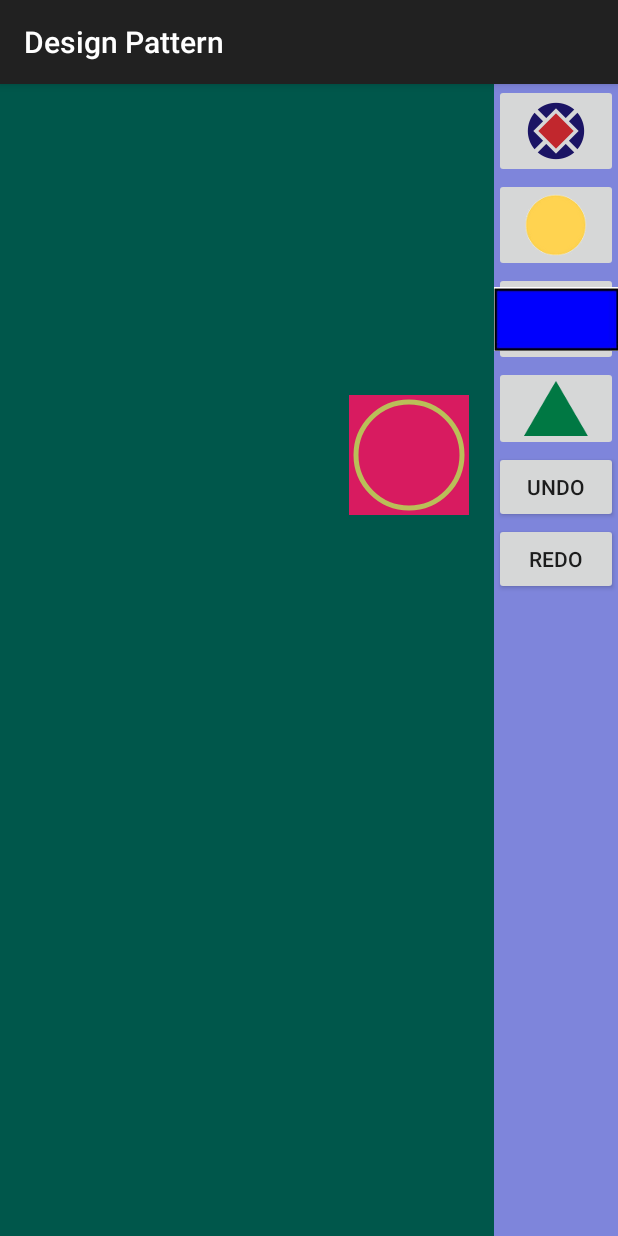
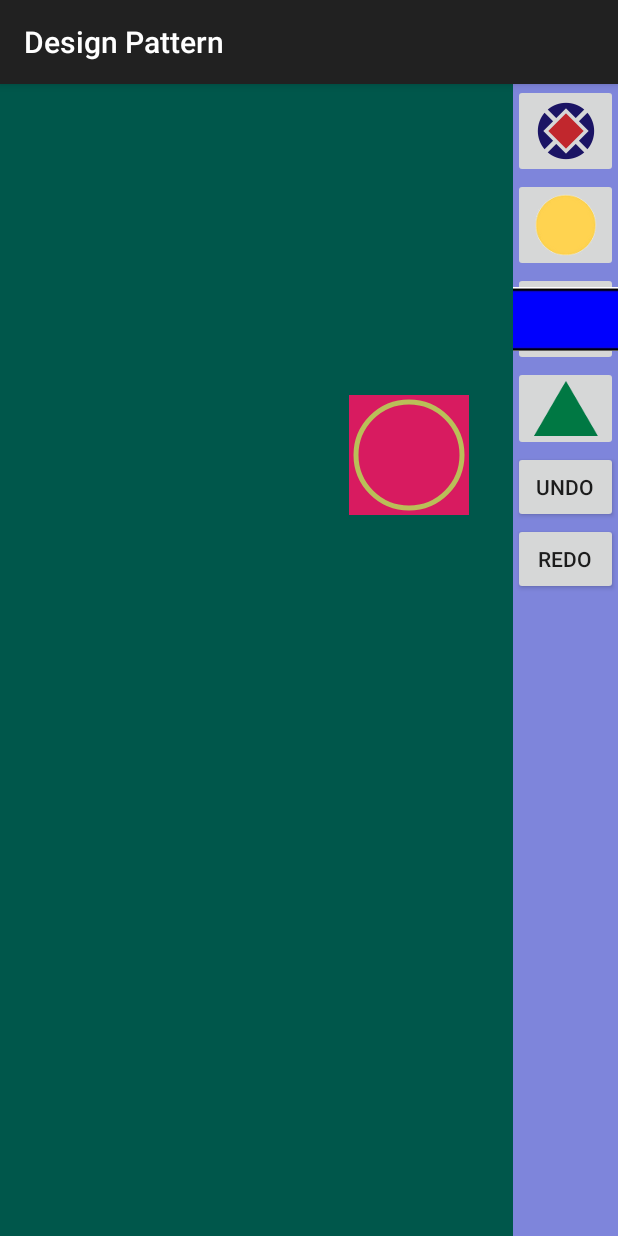
Before and after one commit to reversecoder/rc-dp, an Android app: the screen it shows after launch (MainActivity), after a tap on an icon or button, on a phone screen of 412 x 824 dp. Run offline under Robolectric (Android 15) with nearby library versions, the phone set to English and light mode, and no system bars.

Commit message:
updated composite view

```diff
--- a/app/src/main/java/com/rc/designpattern/activity/MainActivity.java
+++ b/app/src/main/java/com/rc/designpattern/activity/MainActivity.java
@@ -29,7 +29,7 @@ public class MainActivity extends AppCompatActivity {
     private static final float YOFFSET = 100;
 //    private final static int MAX_STREAMS = 10; //mio
 
-    private DragLayout mFrame;
+    private RelativeLayout mFrame;
     int mDisplayWidth;
     int mDisplayHeight;
     private GestureDetector mGestureDetector;
@@ -70,7 +70,7 @@ public class MainActivity extends AppCompatActivity {
     protected void onCreate(Bundle savedInstanceState) {
         super.onCreate(savedInstanceState);
         setContentView(R.layout.activity_main);
-        mFrame = (DragLayout) findViewById(R.id.frame);
+        mFrame = (RelativeLayout) findViewById(R.id.frame);
         bttnCompound = (ImageButton) findViewById(R.id.bttnCompound);
         bttnCircle = (ImageButton) findViewById(R.id.bttnCircle);
         bttnRectangle = (ImageButton) findViewById(R.id.bttnRectangle);
--- a/app/src/main/java/com/rc/designpattern/shapes/BaseShape.java
+++ b/app/src/main/java/com/rc/designpattern/shapes/BaseShape.java
@@ -185,7 +185,7 @@ public abstract class BaseShape extends View implements Shape {
 
     @Override
     public void onDraw(Canvas canvas) {
-        super.onDraw(canvas);
+//        super.onDraw(canvas);
         if (isSelected()) {
             enableSelectionStyle();
         } else {
--- a/app/src/main/java/com/rc/designpattern/shapes/CompoundShape.java
+++ b/app/src/main/java/com/rc/designpattern/shapes/CompoundShape.java
@@ -3,8 +3,11 @@ package com.rc.designpattern.shapes;
 import android.content.Context;
 import android.graphics.Canvas;
 import android.util.Log;
+import android.view.MotionEvent;
 import android.view.View;
 import android.view.ViewGroup;
+import android.widget.RelativeLayout;
+import android.widget.Toast;
 
 import com.rc.designpattern.util.CustomViewManager;
 
@@ -17,8 +20,9 @@ import java.util.List;
  */
 public class CompoundShape extends ViewGroup implements Shape {
 
-    //    private String TAG = CompoundShape.class.getSimpleName();
-//    private List<Shape> children = new ArrayList<>();
+    private String TAG = CompoundShape.class.getSimpleName();
+
+    //    private List<Shape> children = new ArrayList<>();
 //    private int xDelta, yDelta;
 //
 //    public CompoundShape(Shape... components) {
@@ -344,7 +348,7 @@ public class CompoundShape extends ViewGroup implements Shape {
 
     public CompoundShape(Context context, Shape... components) {
         super(context);
-        setWillNotDraw(false);
+//        setWillNotDraw(false);
         add(components);
     }
 
@@ -375,8 +379,8 @@ public class CompoundShape extends ViewGroup implements Shape {
 //        int height = CustomViewManager.reconcileSize(MeasureSpec.getSize(heightMeasureSpec), heightMeasureSpec);
 //        Log.d("CompoundShape", "onMeasure>> width: " + width + " height: " + height);
 //        int size = Math.min(width, height);
-//        Log.d("CompoundShape", "onMeasure>> size: " + size);        // measure children size
-//        // set child view measure
+//        Log.d("CompoundShape", "onMeasure>> size: " + size);
+//        // measure children size
 //        for (Shape child : children) {
 //            ((View) child).measure(child.getShapeWidth(), child.getShapeHeight());
 //        }
@@ -384,21 +388,58 @@ public class CompoundShape extends ViewGroup implements Shape {
 //        setMeasuredDimension(size, size);
 //    }
 
+//    @Override
+//    protected void onMeasure(int widthMeasureSpec, int heightMeasureSpec) {
+//        Log.d(TAG, "onMeasure>> w: " + MeasureSpec.toString(widthMeasureSpec));
+//        Log.d(TAG, "onMeasure>> h: " + MeasureSpec.toString(heightMeasureSpec));
+//
+//        int desiredWidth = getSuggestedMinimumWidth() + getPaddingLeft() + getPaddingRight();
+//        int desiredHeight = getSuggestedMinimumHeight() + getPaddingTop() + getPaddingBottom();
+//
+//        int width = CustomViewManager.reconcileSize(MeasureSpec.getSize(widthMeasureSpec), widthMeasureSpec);
+//        int height = CustomViewManager.reconcileSize(MeasureSpec.getSize(heightMeasureSpec), heightMeasureSpec);
+//        Log.d(TAG, "onMeasure>> width: " + width + " height: " + height);
+//
+//        int size = Math.min(width, height);
+//        Log.d(TAG, "onMeasure>> size: " + size);
+//
+//        // set child view measure
+//        for (Shape child : children) {
+//            ((View) child).measure(child.getShapeWidth(), child.getShapeHeight());
+//        }
+//
+//        // set parent view measure
+//        setMeasuredDimension(size, size);
+//    }
+
+
+//    @Override
+//    protected void onMeasure(int widthMeasureSpec, int heightMeasureSpec) {
+//        int widthSpec = MeasureSpec.makeMeasureSpec(MeasureSpec.getSize(widthMeasureSpec), MeasureSpec.AT_MOST);
+//        int heightSpec = MeasureSpec.makeMeasureSpec(MeasureSpec.getSize(heightMeasureSpec), MeasureSpec.AT_MOST);
+//
+//        super.onMeasure(widthSpec, heightSpec);
+//
+//        int width = CustomViewManager.reconcileSize(MeasureSpec.getSize(widthMeasureSpec), widthMeasureSpec);
+//        int height = CustomViewManager.reconcileSize(MeasureSpec.getSize(heightMeasureSpec), heightMeasureSpec);
+//        setMeasuredDimension(width, height);
+//    }
+
     @Override
     public void onLayout(boolean changed, int l, int t, int r, int b) {
         for (Shape child : children) {
-            int left = child.getShapeX() - child.getShapeWidth()/ 2;
-            int top = child.getShapeY() - child.getShapeHeight()/ 2;
+            int left = child.getShapeX() - child.getShapeWidth() / 2;
+            int top = child.getShapeY() - child.getShapeHeight() / 2;
             int right = left + child.getShapeWidth();
             int bottom = top + child.getShapeHeight();
-            Log.d("CompoundShape", "onLayout()>> left: " + left + " top: " + top + " right: " + right + " bottom: " + bottom);
+            Log.d(TAG, "onLayout()>> left: " + left + " top: " + top + " right: " + right + " bottom: " + bottom);
             ((View) child).layout(left, top, right, bottom);
         }
     }
 
     @Override
     protected void onDraw(Canvas canvas) {
-        super.onDraw(canvas);
+//        super.onDraw(canvas);
         drawShape(canvas);
     }
 
@@ -407,77 +448,54 @@ public class CompoundShape extends ViewGroup implements Shape {
         removeAllViews();
         for (Shape child : children) {
 //            ((View) child).draw(canvas);
+
+            setViewTouchListener(((View) child));
             addView(((View) child));
+            ((View) child).setOnClickListener(new OnClickListener() {
+                @Override
+                public void onClick(View v) {
+                    Toast.makeText(getContext(), "Yes", Toast.LENGTH_SHORT).show();
+                }
+            });
         }
     }
 
-//    setOnTouchListener(new View.OnTouchListener() {
+    //    private int _xDelta;
+//    private int _yDelta;
+    private void setViewTouchListener(View v) {
+//        v.setOnTouchListener(new OnTouchListener() {
 //            @Override
-//            public boolean onTouch(View v, MotionEvent event) {
-//
-//
-//                int X = (int) event.getRawX();
-//                int Y = (int) event.getRawY();
+//            public boolean onTouch(View view, MotionEvent event) {
+//                final int X = (int) event.getRawX();
+//                final int Y = (int) event.getRawY();
 //                switch (event.getAction() & MotionEvent.ACTION_MASK) {
 //                    case MotionEvent.ACTION_DOWN:
-//                        RelativeLayout.LayoutParams lParams = (RelativeLayout.LayoutParams) v.getLayoutParams();
-//                        if (lParams.getRule(RelativeLayout.ALIGN_PARENT_BOTTOM) == RelativeLayout.TRUE) {
-//                            lParams.topMargin = v.getTop();
-//                            lParams.addRule(RelativeLayout.ALIGN_PARENT_BOTTOM, 0);
-//                            Log.d("MainActivity", "added Rule bottom");
-//                        }
-//                        if (lParams.getRule(RelativeLayout.ALIGN_PARENT_TOP) == RelativeLayout.TRUE) {
-//                            lParams.bottomMargin = v.getBottom();
-//                            lParams.addRule(RelativeLayout.ALIGN_PARENT_TOP, 0);
-//                            Log.d("MainActivity", "added Rule top");
-//                        }
-//                        if (lParams.getRule(RelativeLayout.ALIGN_PARENT_LEFT) == RelativeLayout.TRUE) {
-//                            lParams.rightMargin = v.getRight();
-//                            lParams.addRule(RelativeLayout.ALIGN_PARENT_LEFT, 0);
-//                            Log.d("MainActivity", "added Rule left");
-//                        }
-//                        if (lParams.getRule(RelativeLayout.ALIGN_PARENT_RIGHT) == RelativeLayout.TRUE) {
-//                            lParams.leftMargin = v.getLeft();//rootLayout.getMeasuredWidth()-v.getWidth();
-//                            lParams.addRule(RelativeLayout.ALIGN_PARENT_RIGHT, 0);
-//                            Log.d("MainActivity", "added Rule right");
-//                        }
-//
-//                        Log.d("MainActivity", "leftPos:" + v.getLeft() + "topPos:" + v.getTop());
-//
-//                        xDelta = X - lParams.leftMargin;
-//                        yDelta = Y - lParams.topMargin;
-//
-//                        Log.d("MainActivity", "Action_Down:X=" + X + ",Y=" + Y + ",xD=" + xDelta + ",yD=" + yDelta + ",lm=" + lParams.leftMargin + ",tm=" + lParams.topMargin);
+//                        ViewGroup.LayoutParams lParams =  view.getLayoutParams();
+//                        RelativeLayout.LayoutParams containerParams = new RelativeLayout.LayoutParams(lParams);
+//                        Log.d(TAG, "setViewTouchListener()>>onTouch()>> containerParams: " + containerParams.toString());
+//                        _xDelta = X - containerParams.leftMargin;
+//                        _yDelta = Y - containerParams.topMargin;
 //                        break;
 //                    case MotionEvent.ACTION_UP:
-//                        Log.d("MainActivity", "Action_up");
 //                        break;
 //                    case MotionEvent.ACTION_POINTER_DOWN:
-//                        Log.d("MainActivity", "Action_Pointer_Down");
 //                        break;
 //                    case MotionEvent.ACTION_POINTER_UP:
-//                        Log.d("MainActivity", "Action_Pointer_Up");
 //                        break;
 //                    case MotionEvent.ACTION_MOVE:
-//                        RelativeLayout.LayoutParams layoutParams = (RelativeLayout.LayoutParams) v.getLayoutParams();
-//                        layoutParams.leftMargin = X - xDelta;
-//                        layoutParams.topMargin = Y - yDelta;
-//                        layoutParams.rightMargin = 0;
-//                        layoutParams.bottomMargin = 0;
-//
-//                        v.setLayoutParams(layoutParams);
-//                        v.invalidate();
-//                        //v.animate().x(X-xDelta).y(Y-yDelta).setDuration(0).start();
-//                        Log.d("MainActivity", "Action_Move:X=" + X + ",Y=" + Y + ",xD=" + xDelta + ",yD=" + yDelta);
+//                        ViewGroup.LayoutParams parentParams =  view.getLayoutParams();
+//                        RelativeLayout.LayoutParams updatedParams = new RelativeLayout.LayoutParams(parentParams);
+//                        updatedParams.leftMargin = X - _xDelta;
+//                        updatedParams.topMargin = Y - _yDelta;
+//                        updatedParams.rightMargin = -250;
+//                        updatedParams.bottomMargin = -250;
+//                        Log.d(TAG, "setViewTouchListener()>>onTouch()>> updatedParams: " + updatedParams.toString());
+//                        view.setLayoutParams(updatedParams);
 //                        break;
 //                }
-//                frame.invalidate();
-//
-//
-//                touchGestureDetector.onTouchEvent(event);
+//                view.requestLayout();
 //                return true;
 //            }
 //        });
-
-
+    }
 }
--- a/app/src/main/res/layout/activity_main.xml
+++ b/app/src/main/res/layout/activity_main.xml
@@ -1,51 +1,56 @@
 <?xml version="1.0" encoding="utf-8"?>
-<LinearLayout xmlns:android="http://schemas.android.com/apk/res/android"
-    android:layout_width="fill_parent"
-    android:layout_height="fill_parent"
-    android:orientation="horizontal" >
+<RelativeLayout xmlns:android="http://schemas.android.com/apk/res/android"
+    android:layout_width="match_parent"
+    android:layout_height="match_parent"
+    android:orientation="horizontal">
 
-    <com.rc.designpattern.view.DragLayout
-        android:layout_width="0dp"
+    <RelativeLayout
+        android:id="@+id/frame"
+        android:layout_width="match_parent"
+        android:layout_height="match_parent"/>
+
+    <LinearLayout
+        android:layout_width="70dp"
         android:layout_height="match_parent"
-        android:id="@+id/frame"
-        android:layout_weight="0.8">
-    </com.rc.designpattern.view.DragLayout>
-    <LinearLayout
-        android:layout_width="0dp"
-        android:layout_height="match_parent"
+        android:layout_alignParentRight="true"
         android:background="#ff7e85db"
-        android:layout_weight="0.2"
         android:orientation="vertical">
+
         <ImageButton
             android:id="@+id/bttnCompound"
             android:layout_width="match_parent"
             android:layout_height="wrap_content"
-            android:src="@drawable/compound"/>
+            android:src="@drawable/compound" />
+
         <ImageButton
             android:id="@+id/bttnCircle"
             android:layout_width="match_parent"
             android:layout_height="wrap_content"
             android:src="@drawable/circle" />
+
         <ImageButton
             android:id="@+id/bttnRectangle"
             android:layout_width="match_parent"
             android:layout_height="wrap_content"
-            android:src="@drawable/rectangle"/>
+            android:src="@drawable/rectangle" />
+
         <ImageButton
             android:id="@+id/bttnTriangle"
             android:layout_width="match_parent"
             android:layout_height="wrap_content"
-            android:src="@drawable/triangle"/>
+            android:src="@drawable/triangle" />
+
         <Button
             android:id="@+id/bttnUndo"
             android:layout_width="match_parent"
             android:layout_height="wrap_content"
-            android:text="@string/undo"/>
+            android:text="@string/undo" />
+
         <Button
             android:layout_width="match_parent"
             android:layout_height="wrap_content"
-            android:text="@string/redo"/>
+            android:text="@string/redo" />
 
     </LinearLayout>
 
-</LinearLayout>
+</RelativeLayout>
```
Also changed, not shown: app/src/main/java/com/rc/designpattern/util/CustomViewManager.java (+21 -0 lines).
